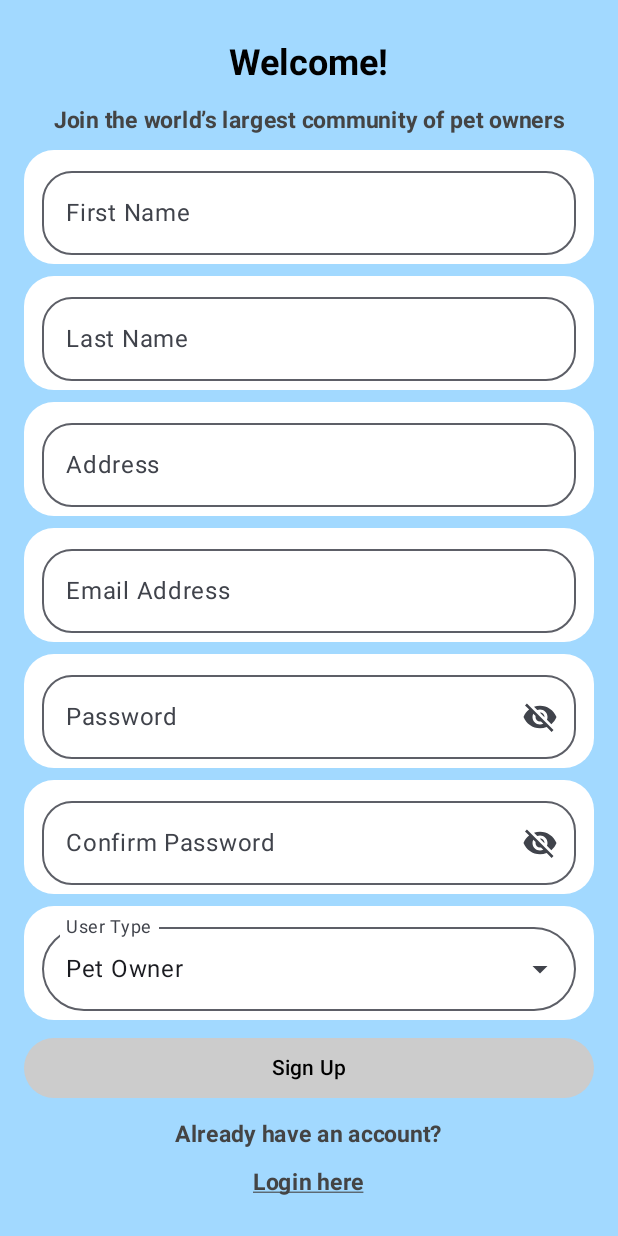
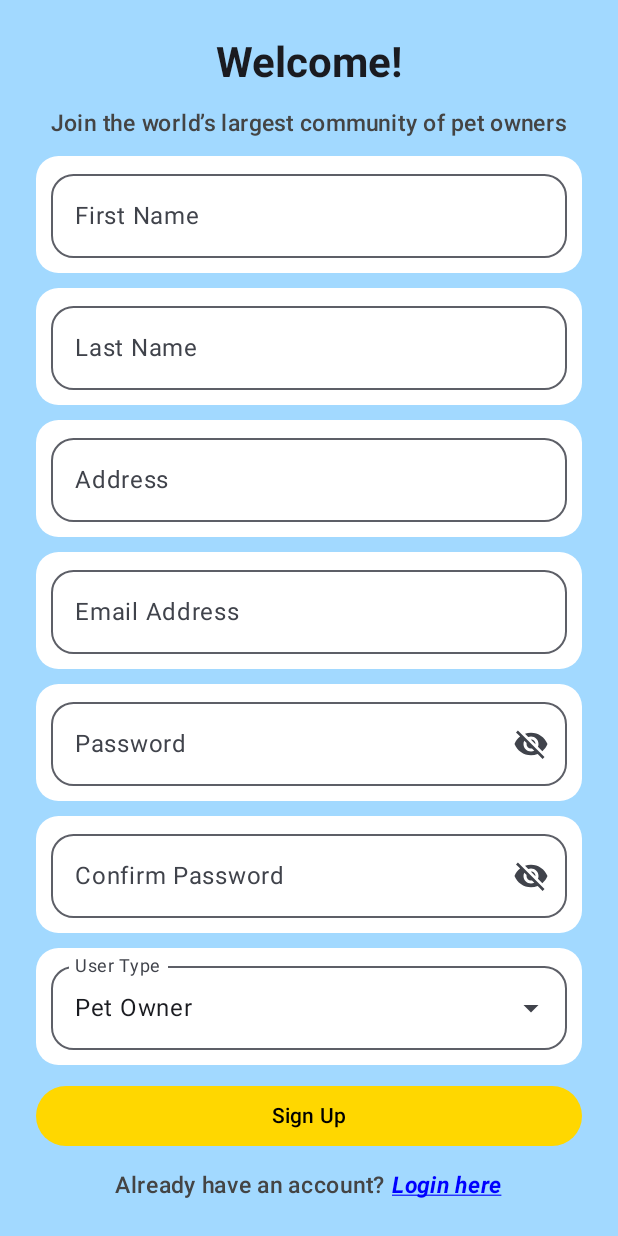
Before and after one commit to soham06/team08-PetPal, an Android app built with Jetpack Compose: the SignUpView screen opened through its navigation route, on a phone screen of 412 x 824 dp. Run offline under Robolectric (Android 15) with nearby library versions, the phone set to English and light mode, and no system bars; 1 statement that could not run was skipped.

Commit message:
API call fixed, added password hashing, improved UI elements, and other feature fixes
# Conflicts:
#	client/app/src/main/java/com/cs446/petpal/MainActivity.kt

```diff
--- a/client/app/build.gradle.kts
+++ b/client/app/build.gradle.kts
@@ -51,6 +51,8 @@ dependencies {
     implementation(libs.androidx.ui.tooling.preview)
     implementation(libs.androidx.material3)
     implementation("androidx.compose.material:material-icons-extended:1.5.0")
+    implementation("com.squareup.okhttp3:okhttp:4.9.3")
+    implementation("com.squareup.okhttp3:logging-interceptor:4.9.3")
     implementation(libs.androidx.navigation.compose)
     implementation(libs.androidx.espresso.core)
     testImplementation(libs.junit)
--- a/client/app/src/main/java/com/cs446/petpal/MainActivity.kt
+++ b/client/app/src/main/java/com/cs446/petpal/MainActivity.kt
@@ -3,12 +3,18 @@ package com.cs446.petpal
 import android.os.Bundle
 import androidx.activity.ComponentActivity
 import androidx.activity.compose.setContent
+import androidx.compose.foundation.layout.fillMaxSize
+import androidx.compose.foundation.layout.padding
+import androidx.compose.material3.Surface
+import androidx.compose.ui.Modifier
+import androidx.compose.ui.graphics.Color
 import androidx.navigation.compose.rememberNavController
 import androidx.navigation.compose.NavHost
 import androidx.navigation.compose.composable
 import com.cs446.petpal.ui.theme.PetPalTheme
 import com.cs446.petpal.views.LandingPageScreen
-import com.cs446.petpal.views.NewSignUpView
+import com.cs446.petpal.views.SignUpView
+import com.cs446.petpal.views.HomepageView
 
 class MainActivity : ComponentActivity() {
     override fun onCreate(savedInstanceState: Bundle?) {
@@ -16,10 +22,16 @@ class MainActivity : ComponentActivity() {
         setContent {
             val navController = rememberNavController()
             PetPalTheme {
-                NavHost(navController = navController, startDestination = "landing") {
-                    composable("landing") { LandingPageScreen(navController) } // ✅ Pass `navController`
-                    composable("signup") { NewSignUpView() }
-                    composable("login") {}
+                Surface(
+                    color = Color.White,
+                    modifier = Modifier.fillMaxSize()
+                ) {
+                    NavHost(navController = navController, startDestination = "landing") {
+                        composable("landing") { LandingPageScreen(navController) }
+                        composable("signup") { SignUpView(navController = navController) }
+                        composable("login") {}
+                        composable("homepage") { HomepageView(navController = navController) }
+                    }
                 }
             }
         }
--- a/client/app/src/main/java/com/cs446/petpal/models/User.kt
+++ b/client/app/src/main/java/com/cs446/petpal/models/User.kt
@@ -9,5 +9,5 @@ data class User(
     val email: MutableState<String>,
     val password: MutableState<String>,
     val userType: MutableState<String>,
-//    var userId: String?,
+    var userId: String? = "",
 )
--- a/client/app/src/main/java/com/cs446/petpal/views/NewSignUpView.kt
+++ b/client/app/src/main/java/com/cs446/petpal/views/SignUpView.kt
@@ -26,11 +26,13 @@ import androidx.lifecycle.viewmodel.compose.viewModel
 import androidx.compose.ui.text.font.FontWeight
 import androidx.compose.ui.text.style.TextDecoration
 import androidx.compose.ui.unit.toSize
+import androidx.compose.ui.text.font.FontStyle
 import com.cs446.petpal.models.User
-import com.cs446.petpal.viewmodels.NewSignUpViewModel
+import com.cs446.petpal.viewmodels.SignUpViewModel
+import java.security.MessageDigest
 
 @Composable
-fun NewSignUpView(signUpViewModel: NewSignUpViewModel = viewModel()) {
+fun SignUpView(signUpViewModel: SignUpViewModel = viewModel()) {
     var firstName by remember { mutableStateOf("") }
     var lastName by remember { mutableStateOf("") }
     var address by remember { mutableStateOf("") }
@@ -42,6 +44,12 @@ fun NewSignUpView(signUpViewModel: NewSignUpViewModel = viewModel()) {
     var passwordVisible by remember { mutableStateOf(false) }
     var confirmPasswordVisible by remember { mutableStateOf(false) }
 
+    fun hashPassword(password: String): String {
+        val md = MessageDigest.getInstance("MD5")
+        val digest = md.digest(password.toByteArray())
+        return digest.joinToString("") { "%02x".format(it) }
+    }
+
     Box(
         modifier = Modifier
             .fillMaxSize()
@@ -50,15 +58,15 @@ fun NewSignUpView(signUpViewModel: NewSignUpViewModel = viewModel()) {
     ) {
         Column(
             horizontalAlignment = Alignment.CenterHorizontally,
-            verticalArrangement = Arrangement.spacedBy(8.dp),
+            verticalArrangement = Arrangement.spacedBy(10.dp),
             modifier = Modifier
                 .fillMaxWidth()
-                .padding(16.dp) // Reduced padding
+                .padding(24.dp)
         ) {
             Text(
                 text = "Welcome!",
                 style = MaterialTheme.typography.headlineMedium.copy(
-                    fontSize = 24.sp,
+                    fontSize = 28.sp,
                     fontWeight = FontWeight.Bold
                 )
             )
@@ -66,13 +74,15 @@ fun NewSignUpView(signUpViewModel: NewSignUpViewModel = viewModel()) {
                 text = "Join the world’s largest community of pet owners",
                 fontSize = 15.sp,
                 color = Color.DarkGray,
-                fontWeight = FontWeight.Bold
+                fontWeight = FontWeight.SemiBold
             )
 
             val textFieldModifier = Modifier
                 .fillMaxWidth()
-                .background(Color.White, RoundedCornerShape(20.dp))
-                .padding(horizontal = 12.dp, vertical = 6.dp)
+                .background(Color.White, RoundedCornerShape(15.dp))
+                .padding(top = 4.dp, bottom = 10.dp, start = 10.dp, end = 10.dp)
+//                .padding(6.dp)
+//                .shadow(4.dp, RoundedCornerShape(15.dp))
 
             listOf(
                 "First Name" to firstName,
@@ -91,8 +101,13 @@ fun NewSignUpView(signUpViewModel: NewSignUpViewModel = viewModel()) {
                         }
                     },
                     label = { Text(label) },
+//                    colors = TextFieldDefaults.outlinedTextFieldColors(
+//                        containerColor = Color.White,
+//                        focusedBorderColor = Color(0xFF42A5F5),
+//                        unfocusedBorderColor = Color.LightGray
+//                    ),
                     modifier = textFieldModifier,
-                    shape = RoundedCornerShape(20.dp)
+                    shape = RoundedCornerShape(15.dp)
                 )
             }
 
@@ -124,11 +139,10 @@ fun NewSignUpView(signUpViewModel: NewSignUpViewModel = viewModel()) {
                         }
                     },
                     modifier = textFieldModifier,
-                    shape = RoundedCornerShape(20.dp)
+                    shape = RoundedCornerShape(15.dp)
                 )
             }
 
-            // User Type Dropdown
             var expanded by remember { mutableStateOf(false) }
             val userTypes = listOf("Pet Owner", "Pet Sitter")
             var textFieldSize by remember { mutableStateOf(Size.Zero) }
@@ -152,7 +166,7 @@ fun NewSignUpView(signUpViewModel: NewSignUpViewModel = viewModel()) {
                         .onGloballyPositioned { coordinates ->
                             textFieldSize = coordinates.size.toSize()
                         },
-                    shape = RoundedCornerShape(50.dp)
+                    shape = RoundedCornerShape(15.dp)
                 )
 
                 DropdownMenu(
@@ -174,17 +188,17 @@ fun NewSignUpView(signUpViewModel: NewSignUpViewModel = viewModel()) {
                 }
             }
 
-            // Sign Up Button
             Button(
                 onClick = {
                     if (password == confirmPassword) {
+                        val hashedPassword = hashPassword(password)
                         val user = User(
                             mutableStateOf(firstName),
                             mutableStateOf(lastName),
                             mutableStateOf(address),
                             mutableStateOf(email),
-                            mutableStateOf(password),
-                            mutableStateOf(userType.removePrefix("Pet "))
+                            mutableStateOf(hashedPassword),
+                            mutableStateOf(userType)
                         )
                         signUpViewModel.registerUser(user) { success ->
                             signUpSuccess = success
@@ -194,41 +208,38 @@ fun NewSignUpView(signUpViewModel: NewSignUpViewModel = viewModel()) {
                     }
                 },
                 modifier = Modifier.fillMaxWidth(),
-                shape = RoundedCornerShape(20.dp), // Less rounded button
-                colors = ButtonDefaults.buttonColors(
-                    containerColor = Color.LightGray,  // Background color
-                )
+                shape = RoundedCornerShape(20.dp),
+                colors = ButtonDefaults.buttonColors(containerColor = Color(0xFFFFD700))
             ) {
                 Text("Sign Up", color = Color.Black)
             }
 
             signUpSuccess?.let { success ->
                 Text(
-                    text = if (success) " Registration Successful " else " Registration Failed ",
+                    text = if (success) "Registration Successful" else "Registration Failed",
                     color = if (success) Color.Green else Color.Red,
-                    modifier = if (success) Modifier.background(Color.Black) else Modifier.background(Color.White),
                     fontWeight = FontWeight.Bold,
                     fontSize = 15.sp
                 )
             }
-
+            Row {
                 Text(
-                text = "Already have an account?",
+                    text = "Already have an account? ",
                     color = Color.DarkGray,
-                fontWeight = FontWeight.Bold,
-                fontSize = 15.sp,
+                    fontWeight = FontWeight.SemiBold,
+                    fontSize = 15.sp
                 )
 
                 Text(
                     text = "Login here",
-                color = Color.DarkGray,
+                    color = Color.Blue,
                     fontWeight = FontWeight.Bold,
+                    fontStyle = FontStyle.Italic,
                     textDecoration = TextDecoration.Underline,
                     fontSize = 15.sp,
-                modifier = Modifier.clickable {
-                    // Navigate to Login Screen
-                }
+                    modifier = Modifier.clickable { }
                 )
             }
         }
     }
+}
```
Also changed, not shown: client/app/src/main/java/com/cs446/petpal/viewmodels/NewSignUpViewModel.kt (deleted, +0 -59 lines), client/app/src/main/java/com/cs446/petpal/viewmodels/SignUpViewModel.kt (added, +59 -0 lines). Lines whose indentation alone changed are shown as unchanged.
